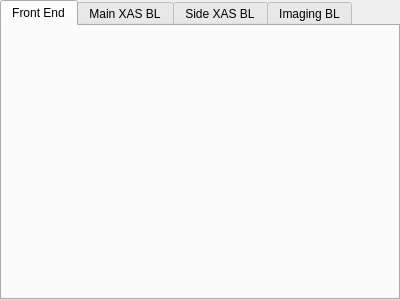
The window that source/BioXASToolSuite/motorTool/MotorToolMainScreen.ui (acquaman/acquaman) describes before a commit, drawn with Qt 5.
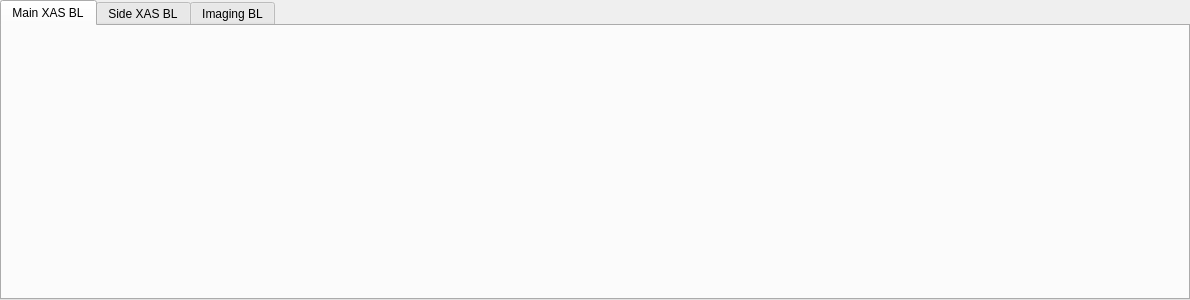
The same window after the commit. The open tabs and pages were chosen to show the change. Icons and pictures are not drawn.

Diff of the .ui file:
```diff
--- a/source/BioXASToolSuite/motorTool/MotorToolMainScreen.ui
+++ b/source/BioXASToolSuite/motorTool/MotorToolMainScreen.ui
@@ -6,7 +6,7 @@
    <rect>
     <x>0</x>
     <y>0</y>
-    <width>400</width>
+    <width>1190</width>
     <height>300</height>
    </rect>
   </property>
@@ -19,14 +19,6 @@
   <property name="currentIndex">
    <number>3</number>
   </property>
-  <widget class="QWidget" name="tabFrontEndBL">
-   <property name="styleSheet">
-    <string notr="true">backgroundImage: url(:/resources/image/07ID_FE.gif)</string>
-   </property>
-   <attribute name="title">
-    <string>Front End</string>
-   </attribute>
-  </widget>
   <widget class="QWidget" name="tabMainBL">
    <property name="styleSheet">
     <string notr="true">backgroundImage: url(:/resources/image/07ID_MainStation.gif)</string>
```
Left out of the diff: 8 changed lines with no effect on the pictures.
